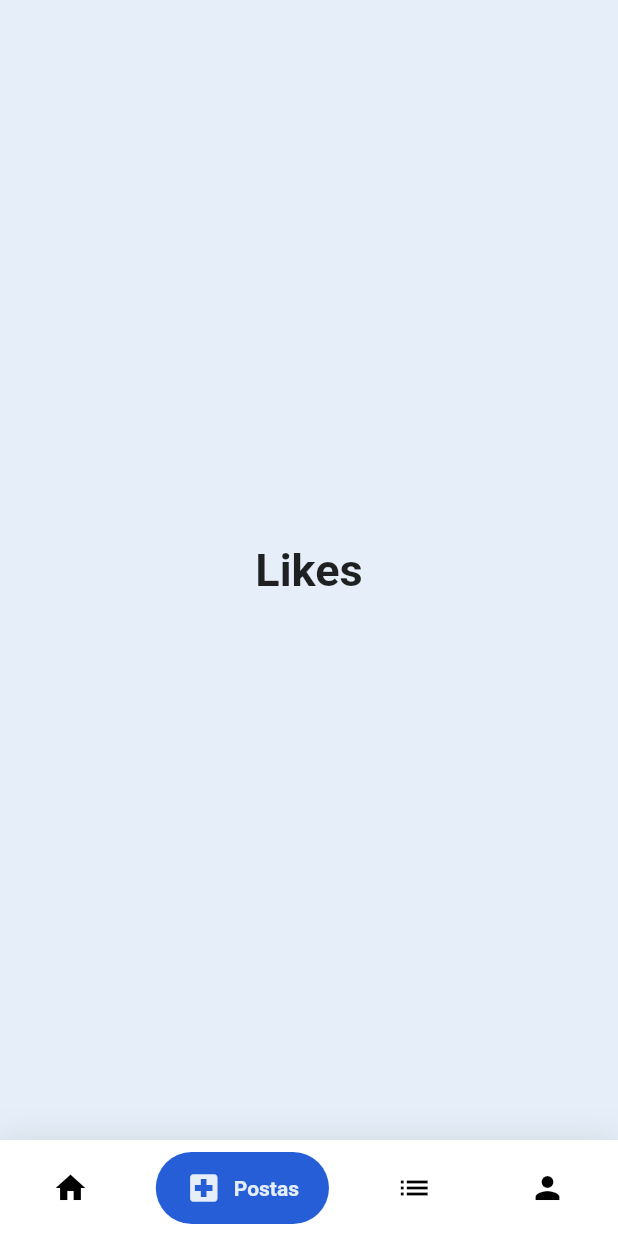
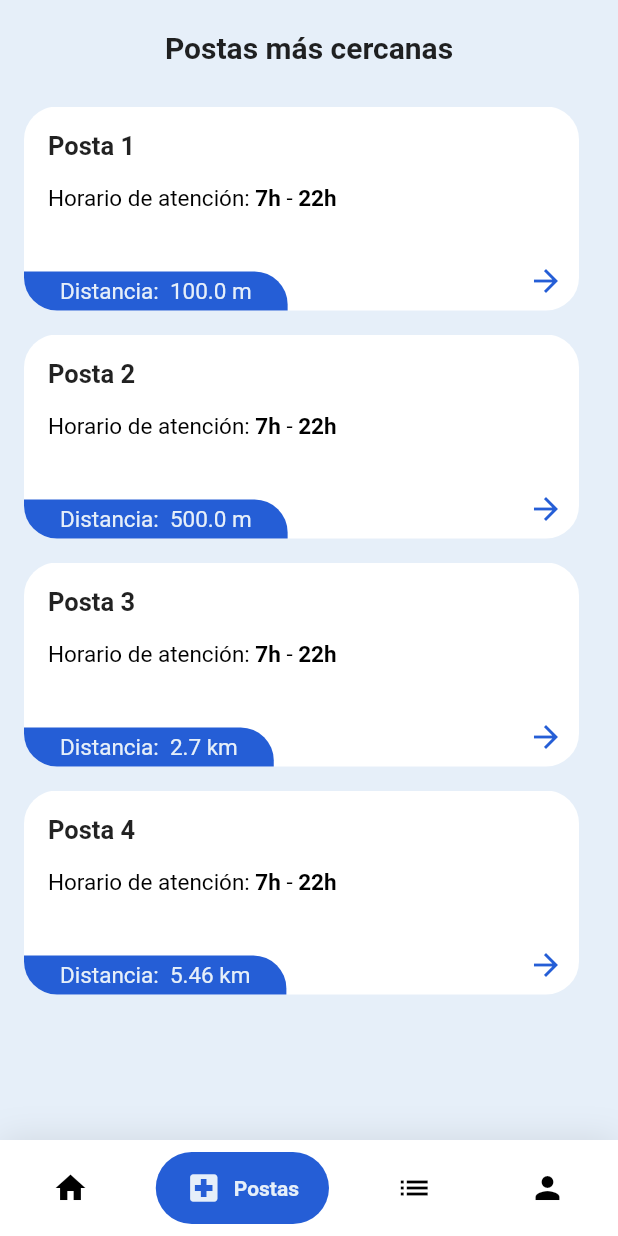
Before and after one commit to asloth/doctor_app, a Flutter app: the NavBarScreen screen opened directly, item 2 of the bottom bar chosen, on a phone screen of 412 x 824 dp. Run offline on Flutter 3.47's test engine with Material 2 defaults, Android fonts, the phone set to English and light mode, and no system bars; drawn by our look-alikes of google_nav_bar; our stand-ins replace flutter_svg, form_field_validator.

Commit message:
se creo widget HealthPostCard y HealthPostScreen

```diff
--- a/lib/constants.dart
+++ b/lib/constants.dart
@@ -7,6 +7,13 @@ const backgroundColor = Color(0xFFE6EFF9);
 const redColor = Color(0xFFE85050);
 
 const defaultPadding = 16.0;
+
+// our default Shadow
+const defaultShadow = BoxShadow(
+  offset: Offset(0, 15),
+  blurRadius: 27,
+  color: Colors.black12, // Black color with 12% opacity
+);
 
 OutlineInputBorder textFieldBorder = OutlineInputBorder(
   borderSide: BorderSide(
--- /dev/null
+++ b/lib/models/HealthPost.dart
@@ -0,0 +1,51 @@
+class HealthPost {
+  int id;
+  String name;
+  String? unitDistancie;
+  int? closeHour, openHour;
+  double? distance;
+
+  HealthPost(
+    this.id,
+    this.name, {
+    this.openHour,
+    this.closeHour,
+    this.distance,
+    this.unitDistancie,
+  });
+}
+
+List<HealthPost> health_posts = [
+  HealthPost(
+    1,
+    'Posta 1',
+    openHour: 7,
+    closeHour: 22,
+    distance: 100,
+    unitDistancie: 'm',
+  ),
+  HealthPost(
+    2,
+    'Posta 2',
+    openHour: 7,
+    closeHour: 22,
+    distance: 500,
+    unitDistancie: 'm',
+  ),
+  HealthPost(
+    3,
+    'Posta 3',
+    openHour: 7,
+    closeHour: 22,
+    distance: 2.70,
+    unitDistancie: 'km',
+  ),
+  HealthPost(
+    4,
+    'Posta 4',
+    openHour: 7,
+    closeHour: 22,
+    distance: 5.46,
+    unitDistancie: 'km',
+  ),
+];
--- /dev/null
+++ b/lib/screens/healthpost/components/health_post_card.dart
@@ -0,0 +1,147 @@
+import 'package:doctor_app/constants.dart';
+import 'package:doctor_app/models/HealthPost.dart';
+import 'package:flutter/material.dart';
+
+class HealthPostCard extends StatelessWidget {
+  const HealthPostCard({
+    Key? key,
+    required this.healthPost,
+    required this.press,
+  }) : super(key: key);
+
+  final HealthPost healthPost;
+  final void Function() press;
+
+  @override
+  Widget build(BuildContext context) {
+    Size size = MediaQuery.of(context).size;
+
+    return Container(
+      margin: EdgeInsets.symmetric(
+        horizontal: defaultPadding,
+        vertical: defaultPadding / 2,
+      ),
+      // color: Colors.blueAccent,
+      child: InkWell(
+        onTap: press,
+        child: Stack(
+          alignment: Alignment.bottomCenter,
+          children: <Widget>[
+            // Those are our background
+            Container(
+              height: 136,
+              child: Container(
+                margin: EdgeInsets.only(right: 10),
+                decoration: BoxDecoration(
+                  color: Colors.white,
+                  borderRadius: BorderRadius.circular(22),
+                ),
+              ),
+            ),
+            // Product title and price
+            Positioned(
+              bottom: 0,
+              left: 0,
+              child: SizedBox(
+                height: 136,
+                // our image take 200 width, thats why we set out total width - 200
+                width: size.width,
+                child: Column(
+                  crossAxisAlignment: CrossAxisAlignment.stretch,
+                  children: <Widget>[
+                    Padding(
+                      padding: const EdgeInsets.symmetric(
+                        horizontal: defaultPadding,
+                        vertical: defaultPadding,
+                      ),
+                      child: Text(
+                        "${healthPost.name}",
+                        style: TextStyle(
+                          fontSize: 17,
+                          fontWeight: FontWeight.bold,
+                        ),
+                      ),
+                    ),
+                    // it use the available space
+                    Padding(
+                      padding: const EdgeInsets.fromLTRB(
+                        defaultPadding,
+                        0,
+                        defaultPadding,
+                        defaultPadding,
+                      ),
+                      child: RichText(
+                        text: TextSpan(
+                            text: 'Horario de atención: ',
+                            style: TextStyle(
+                              color: Colors.black,
+                              fontSize: 15,
+                            ),
+                            children: [
+                              TextSpan(
+                                text: "${healthPost.openHour}h",
+                                style: TextStyle(
+                                  fontWeight: FontWeight.bold,
+                                ),
+                              ),
+                              TextSpan(
+                                text: " - ",
+                              ),
+                              TextSpan(
+                                text: "${healthPost.closeHour}h",
+                                style: TextStyle(
+                                  fontWeight: FontWeight.bold,
+                                ),
+                              ),
+                            ]),
+                      ),
+                    ),
+                  ],
+                ),
+              ),
+            ),
+            Positioned(
+              bottom: 0,
+              left: 0,
+              child: Container(
+                padding: EdgeInsets.symmetric(
+                  horizontal: defaultPadding * 1.5, // 30 padding
+                  vertical: defaultPadding / 4, // 5 top and bottom
+                ),
+                decoration: BoxDecoration(
+                  color: primaryColor,
+                  borderRadius: BorderRadius.only(
+                    bottomLeft: Radius.circular(22),
+                    topRight: Radius.circular(22),
+                  ),
+                ),
+                child: Text(
+                  "Distancia:  ${healthPost.distance} ${healthPost.unitDistancie}",
+                  style: TextStyle(
+                    color: backgroundColor,
+                    fontSize: 15,
+                  ),
+                ),
+              ),
+            ),
+            Positioned(
+              right: 20,
+              bottom: 0,
+              child: SizedBox(
+                child: Padding(
+                  padding: const EdgeInsets.symmetric(
+                    vertical: defaultPadding / 2,
+                  ),
+                  child: Icon(
+                    Icons.arrow_forward,
+                    color: primaryColor,
+                  ),
+                ),
+              ),
+            )
+          ],
+        ),
+      ),
+    );
+  }
+}
--- /dev/null
+++ b/lib/screens/healthpost/health_post_screen.dart
@@ -0,0 +1,44 @@
+import 'package:doctor_app/models/HealthPost.dart';
+import 'package:doctor_app/screens/healthpost/components/health_post_card.dart';
+import 'package:flutter/material.dart';
+
+class HealthPostScreen extends StatelessWidget {
+  const HealthPostScreen({Key? key}) : super(key: key);
+
+  @override
+  Widget build(BuildContext context) {
+    return Container(
+      child: SafeArea(
+        child: Column(
+          crossAxisAlignment: CrossAxisAlignment.stretch,
+          children: [
+            Padding(
+              padding: const EdgeInsets.symmetric(vertical: 20),
+              child: Text(
+                'Postas más cercanas',
+                textAlign: TextAlign.center,
+                style: TextStyle(
+                  fontSize: 20,
+                  fontWeight: FontWeight.bold,
+                ),
+              ),
+            ),
+            Expanded(
+              child: Stack(
+                children: [
+                  ListView.builder(
+                    itemCount: health_posts.length,
+                    itemBuilder: (context, index) => HealthPostCard(
+                      healthPost: health_posts[index],
+                      press: () {},
+                    ),
+                  ),
+                ],
+              ),
+            ),
+          ],
+        ),
+      ),
+    );
+  }
+}
--- a/lib/screens/navbar/navbar_screen.dart
+++ b/lib/screens/navbar/navbar_screen.dart
@@ -1,4 +1,5 @@
 import 'package:doctor_app/constants.dart';
+import 'package:doctor_app/screens/healthpost/health_post_screen.dart';
 import 'package:doctor_app/screens/home/home_screen.dart';
 import 'package:flutter/material.dart';
 import 'package:google_nav_bar/google_nav_bar.dart';
@@ -16,10 +17,7 @@ class _NavBarScreenState extends State<NavBarScreen> {
       TextStyle(fontSize: 30, fontWeight: FontWeight.w600);
   static const List<Widget> _widgetOptions = <Widget>[
     HomeScreen(),
-    Text(
-      'Likes',
-      style: optionStyle,
-    ),
+    HealthPostScreen(),
     Text(
       'Search',
       style: optionStyle,
--- a/lib/screens/welcome/welcome_screen.dart
+++ b/lib/screens/welcome/welcome_screen.dart
@@ -23,6 +23,11 @@ class WelcomeScreen extends StatelessWidget {
               child: Column(
                 children: [
                   Spacer(),
+                  Icon(
+                    Icons.local_hospital,
+                    color: Colors.white,
+                    size: 35,
+                  ),
                   RichText(
                     text: TextSpan(
                       text: 'Posta Virtual',
--- a/pubspec.yaml
+++ b/pubspec.yaml
@@ -31,6 +31,7 @@ dependencies:
   flutter_svg: ^0.22.0
   form_field_validator: ^1.1.0
   google_nav_bar: ^5.0.5
+  line_icons: ^2.0.1
 
 dev_dependencies:
   flutter_test:
```
Also changed, not shown: pubspec.lock.
